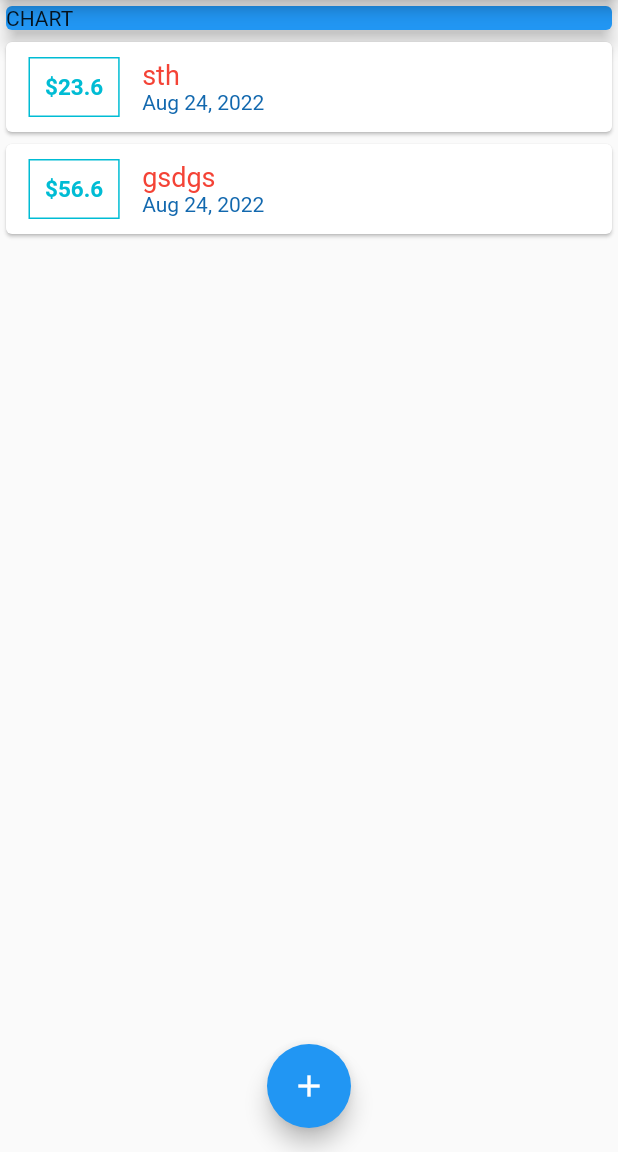
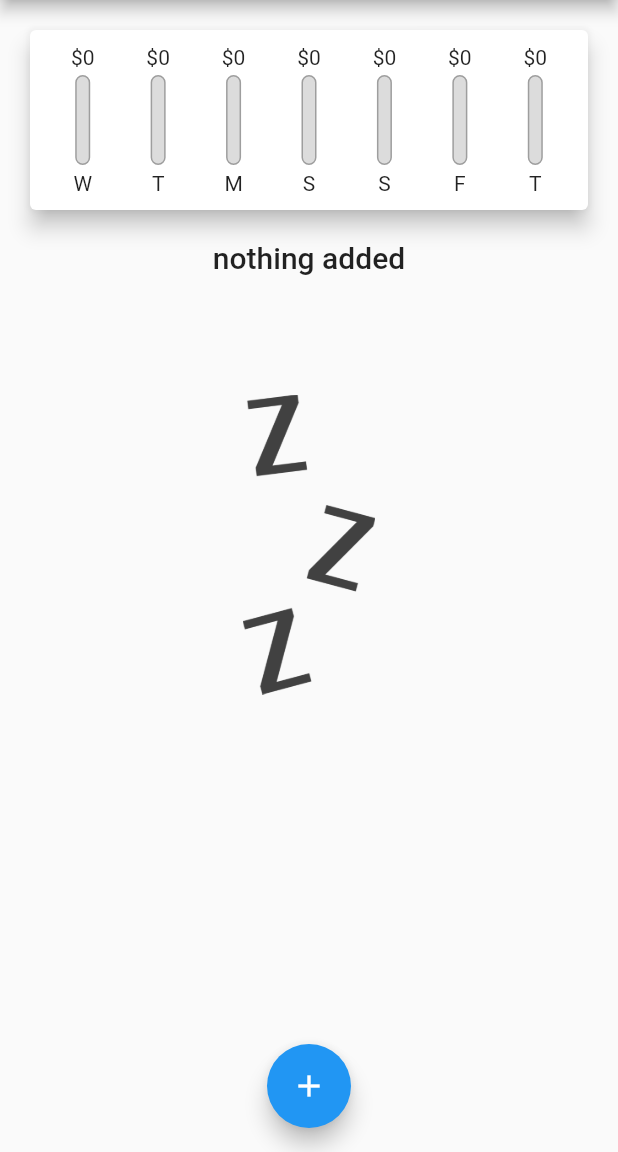
Before and after one commit to sthisfake/expenses-app, a Flutter app: the screen it shows after launch, on a phone screen of 412 x 824 dp, the part 84-1236 px from its top. Run offline on Flutter 3.47's test engine with Material 2 defaults, Android fonts, the phone set to English and light mode, and no system bars.

Commit message:
doing great

```diff
--- a/expenses app/lib/main.dart
+++ b/expenses app/lib/main.dart
@@ -3,6 +3,7 @@ import 'package:second_app/widgets/new_transaction.dart';
 import 'package:second_app/widgets/transaction_lis.dart';
 import './models/transaction.dart';
 import 'widgets/transaction_lis.dart';
+import './widgets/chart.dart';
 
 void main() => runApp(MyApp());
 
@@ -26,9 +27,20 @@ class MyHomePage extends StatefulWidget {
 class _MyHomePageState extends State<MyHomePage> {
 
     final List<Transaction> _UserTransactions = [
-    Transaction('sth', 23.6),
-    Transaction("gsdgs", 56.6),
+    // Transaction('sth', 23.6),
+    // Transaction("gsdgs", 56.6),
   ];
+
+  List<Transaction> get _recentTransactions {
+    return _UserTransactions.where((tx) {
+      return tx.date.isAfter(
+        DateTime.now().subtract(
+        Duration(days: 7),
+      ),
+      );
+    }).toList();
+  }
+
 
   void _addTransaction(String title, double amount) {
     final neTx = Transaction(title, amount);
@@ -65,14 +77,7 @@ class _MyHomePageState extends State<MyHomePage> {
           mainAxisAlignment: MainAxisAlignment.start,
           crossAxisAlignment: CrossAxisAlignment.stretch,
           children: <Widget>[
-            Container(
-              width: double.infinity,
-              child: Card(
-                color: Colors.blue,
-                child: Text('CHART'),
-                elevation: 5,
-              ),
-            ),
+            Chart(_recentTransactions),
             TransactionList(_UserTransactions)
           ],
         ),
--- /dev/null
+++ b/expenses app/lib/widgets/chart.dart
@@ -0,0 +1,62 @@
+import 'package:flutter/src/foundation/key.dart';
+import 'package:flutter/src/widgets/framework.dart';
+
+import 'package:flutter/material.dart';
+import 'package:intl/intl.dart';
+import '../models/transaction.dart';
+import './chart_bar.dart';
+
+class Chart extends StatelessWidget {
+  final List<Transaction> recentTransactions;
+
+  Chart(this.recentTransactions);
+
+  List<Map<String, Object?>> get groupedTreansactionValues {
+    return List.generate(7, (index) {
+      final weekDay = DateTime.now().subtract(
+        Duration(days: index),
+      );
+      double? totalSum = 0.0;
+
+      for (var i = 0; i < recentTransactions.length; i++) {
+        if (recentTransactions[i].date.day == weekDay.day &&
+            recentTransactions[i].date.month == weekDay.month &&
+            recentTransactions[i].date.year == weekDay.year) {
+          totalSum = recentTransactions[i].price;
+        }
+      }
+
+      return {'day': DateFormat.E().format(weekDay).substring(0,1),
+       'amount': totalSum};
+    });
+  }
+
+  double get maxSpending {
+    return groupedTreansactionValues.fold(0.0 , (sum , item )  {
+      double? sth ;
+      sth = sum + (item['amount'] as double);
+      return sth;
+    });
+  }
+
+  @override
+  Widget build(BuildContext context) {
+    return Card(
+      elevation: 6,
+      margin: EdgeInsets.all(20),
+      child: Container(
+        padding: EdgeInsets.all(10),
+        child: Row(
+          mainAxisAlignment: MainAxisAlignment.spaceAround,
+          children: groupedTreansactionValues.map((data){
+            return Flexible( fit: FlexFit.tight   ,
+             child : ChartBar(
+              (data['day'] as String),
+              (data['amount'] as double),
+              maxSpending == 0.0 ? 0.0 : (data['amount'] as double) / maxSpending));
+          }).toList(),
+        ),
+      ),
+    );
+  }
+}
--- /dev/null
+++ b/expenses app/lib/widgets/chart_bar.dart
@@ -0,0 +1,53 @@
+import 'package:flutter/src/foundation/key.dart';
+import 'package:flutter/src/widgets/framework.dart';
+import 'package:flutter/material.dart';
+
+class ChartBar extends StatelessWidget {
+  final String label;
+  final double spendingAmount;
+  final double spendingPctOfTotal;
+
+  ChartBar(this.label, this.spendingAmount, this.spendingPctOfTotal);
+
+  @override
+  Widget build(BuildContext context) {
+    return Column(
+      children: <Widget>[
+        FittedBox(
+          child: Text('\$${spendingAmount.toStringAsFixed(0)}'),
+        ),
+        SizedBox(
+          height: 4,
+        ),
+        Container(
+          height: 60,
+          width: 10,
+          child: Stack(
+            children: <Widget>[
+              Container(
+                decoration: BoxDecoration(
+                  border: Border.all(color: Colors.grey, width: 1.0),
+                  color: Color.fromRGBO(220, 220, 220, 1),
+                  borderRadius: BorderRadius.circular(10),
+                ),
+              ),
+              FractionallySizedBox(
+                heightFactor: spendingPctOfTotal,
+                child: Container(
+                  decoration: BoxDecoration(
+                    color: Theme.of(context).primaryColor,
+                    borderRadius: BorderRadius.circular(10),
+                  ),
+                ),
+              ),
+            ],
+          ),
+        ),
+        SizedBox(
+          height: 4,
+        ),
+        Text(label),
+      ],
+    );
+  }
+}
--- a/expenses app/lib/widgets/transaction_lis.dart
+++ b/expenses app/lib/widgets/transaction_lis.dart
@@ -11,7 +11,25 @@ class TransactionList extends StatelessWidget {
   Widget build(BuildContext context) {
     return Container(
       height: 450,
-      child: ListView.builder(
+      child: transaction.isEmpty
+          ? Column(
+              children: <Widget>[
+                Text(
+                  'nothing added',
+                  style: Theme.of(context).textTheme.titleLarge,
+                ),
+                SizedBox(
+                  height: 80,
+                ),
+                Container(
+                    height: 200,
+                    child: Image.asset(
+                      "assets/waiting.png",
+                      fit: BoxFit.cover,
+                    ))
+              ],
+            )
+          : ListView.builder(
               itemBuilder: (ctx, index) {
                 return Card(
                     child: Row(
@@ -44,8 +62,11 @@ class TransactionList extends StatelessWidget {
                               fontSize: 18,
                             )),
                         Text(
-                    DateFormat().add_yMMMd().format(transaction[index].date),
-                    style: TextStyle(color: Color.fromARGB(255, 18, 104, 174)),
+                          DateFormat()
+                              .add_yMMMd()
+                              .format(transaction[index].date),
+                          style: TextStyle(
+                              color: Color.fromARGB(255, 18, 104, 174)),
                         ),
                       ],
                       crossAxisAlignment: CrossAxisAlignment.start,
--- a/expenses app/pubspec.yaml
+++ b/expenses app/pubspec.yaml
@@ -58,8 +58,8 @@ flutter:
   uses-material-design: true
 
   # To add assets to your application, add an assets section, like this:
-  # assets:
-  #   - images/a_dot_burr.jpeg
+  assets:
+    - assets/waiting.png
   #   - images/a_dot_ham.jpeg
 
   # An image asset can refer to one or more resolution-specific "variants", see
```
Also changed, not shown: expenses app/assets/waiting.png (added). Lines whose indentation alone changed are shown as unchanged.
